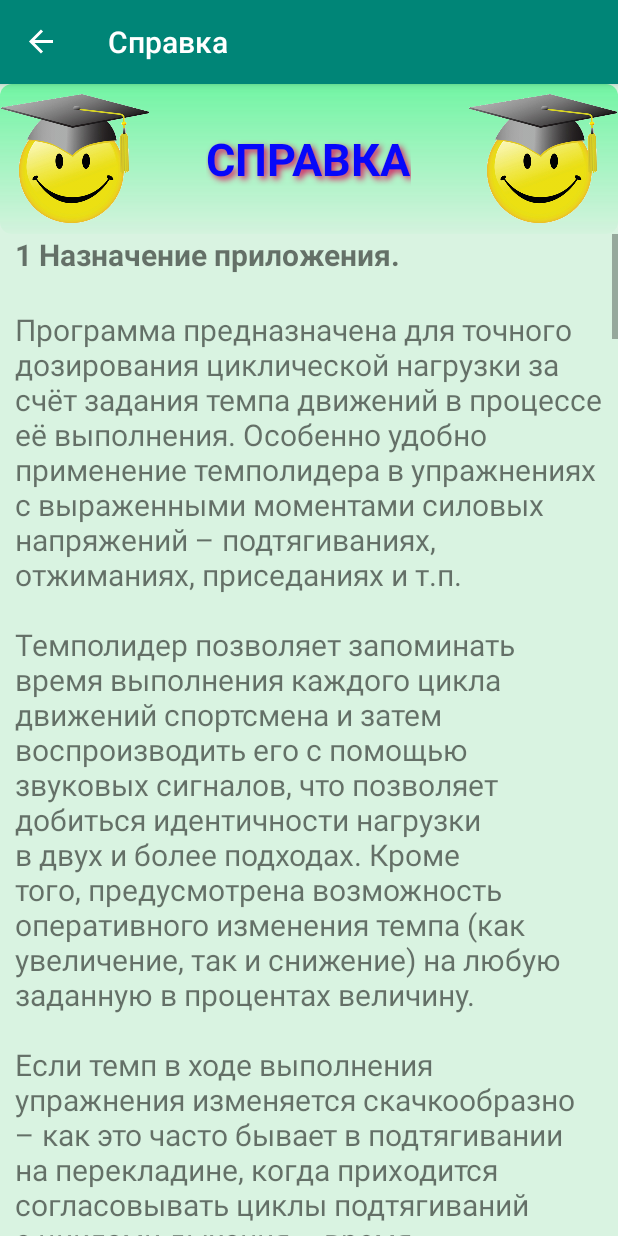
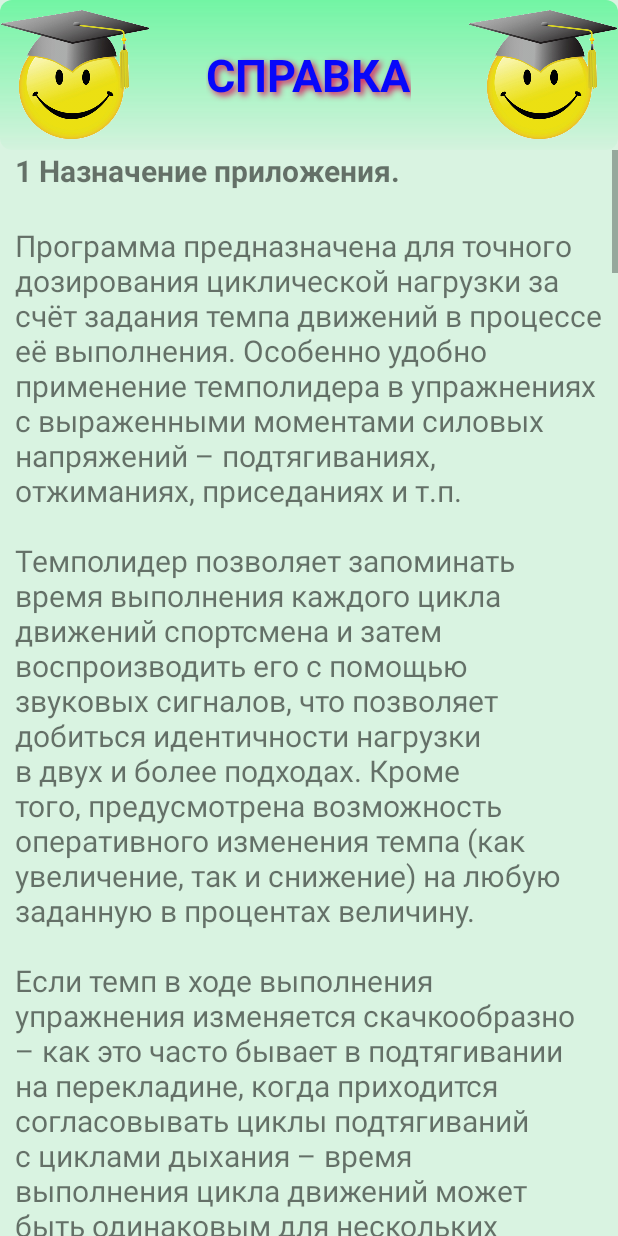
Before and after one commit to bartex12/TempoLeaderNew, an Android app: the screen it shows after launch (MainActivity), in the side drawer, after a tap on "Справка", on a phone screen of 412 x 824 dp. Run offline under Robolectric (Android 15) with nearby library versions, the phone set to English and light mode, and no system bars; our stand-ins replace navigation-ui.

Commit message:
сделал нижнее меню с добавлением слушателя на изменение пункта назначения

```diff
--- a/tempo_leader_javanew/src/main/java/ru/barcats/tempo_leader_javanew/ui/help/HelpFragment.java
+++ b/tempo_leader_javanew/src/main/java/ru/barcats/tempo_leader_javanew/ui/help/HelpFragment.java
@@ -40,9 +40,7 @@ public class HelpFragment extends Fragment {
 
     private HelpViewModel helpViewModel;
     private static final String TAG ="33333";
-    private NavController navController;
-    private Toolbar toolbar;
-    private AppBarConfiguration mAppBarConfiguration;
+
 
     @Override
     public View onCreateView(LayoutInflater inflater, ViewGroup container,
--- a/tempo_leader_javanew/src/main/java/ru/barcats/tempo_leader_javanew/ui/main/MainActivity.java
+++ b/tempo_leader_javanew/src/main/java/ru/barcats/tempo_leader_javanew/ui/main/MainActivity.java
@@ -4,6 +4,7 @@ import android.app.AlertDialog;
 import android.content.DialogInterface;
 import android.os.Bundle;
 
+import com.google.android.material.bottomnavigation.BottomNavigationView;
 import com.google.android.material.floatingactionbutton.FloatingActionButton;
 import com.google.android.material.snackbar.Snackbar;
 
@@ -12,8 +13,11 @@ import android.util.Log;
 import android.view.MenuItem;
 import android.view.View;
 
+import androidx.annotation.NonNull;
+import androidx.annotation.Nullable;
 import androidx.core.view.GravityCompat;
 import androidx.navigation.NavController;
+import androidx.navigation.NavDestination;
 import androidx.navigation.Navigation;
 import androidx.navigation.ui.AppBarConfiguration;
 import androidx.navigation.ui.NavigationUI;
@@ -36,6 +40,7 @@ public class MainActivity extends AppCompatActivity {
     private DrawerLayout drawerLayout;
     private NavigationView navigationView;
     private Toolbar toolbar;
+    private  BottomNavigationView bottomNavigation;
 
     @Override
     protected void onCreate(Bundle savedInstanceState) {
@@ -47,6 +52,7 @@ public class MainActivity extends AppCompatActivity {
         PreferenceManager.setDefaultValues(this, R.xml.preferences, false);
 
         drawerLayout = findViewById(R.id.drawer_layout);
+        bottomNavigation = findViewById(R.id.bottom_navigation);
         navigationView = findViewById(R.id.nav_view);
         navController = Navigation.findNavController(this, R.id.nav_host_fragment);
         toolbar = findViewById(R.id.toolbar);
@@ -57,10 +63,34 @@ public class MainActivity extends AppCompatActivity {
                         navController.getGraph())
                         .setDrawerLayout(drawerLayout)
                         .build();
+        //обработка событий нижней навигации с помощью NavigationUI
+        NavigationUI.setupWithNavController(bottomNavigation, navController);
         //обработка событий тулбара с помощью NavigationUI
         NavigationUI.setupWithNavController(toolbar, navController, appBarConfiguration);
-        //меню шторки работает автоматически, если id меню совпадает с id в navigation
+        //обработка событий меню шторки - если id меню совпадает с id в navigation
         NavigationUI.setupWithNavController(navigationView, navController);
+
+        navController.addOnDestinationChangedListener(new NavController.OnDestinationChangedListener() {
+            @Override
+            public void onDestinationChanged(@NonNull NavController controller, @NonNull NavDestination destination, @Nullable Bundle arguments) {
+               switch (destination.getId()){
+                   case R.id.nav_home:
+                       toolbar.setVisibility(View.VISIBLE);
+                       bottomNavigation.setVisibility(View.GONE);
+                       break;
+
+                       case R.id.nav_help:
+                           toolbar.setVisibility(View.GONE);
+                           bottomNavigation.setVisibility(View.GONE);
+                       break;
+
+                   case R.id.nav_set:
+                       toolbar.setVisibility(View.VISIBLE);
+                       bottomNavigation.setVisibility(View.GONE);
+                       break;
+               }
+            }
+        });
     }
 
     @Override
@@ -93,4 +123,5 @@ public class MainActivity extends AppCompatActivity {
         });
         quitDialog.show();
     }
+
 }
--- a/tempo_leader_javanew/src/main/res/layout/app_bar_main.xml
+++ b/tempo_leader_javanew/src/main/res/layout/app_bar_main.xml
@@ -4,7 +4,7 @@
     xmlns:tools="http://schemas.android.com/tools"
     android:layout_width="match_parent"
     android:layout_height="match_parent"
-    tools:context=".ui.main.MainActivity">
+    tools:showIn="@layout/activity_main">
 
     <com.google.android.material.appbar.AppBarLayout
         android:layout_width="match_parent"
@@ -17,13 +17,18 @@
             android:layout_height="wrap_content"
             android:background="?attr/colorPrimary"
             android:minHeight="?attr/actionBarSize"
-            android:theme="?attr/actionBarTheme"
-            app:layout_constraintEnd_toEndOf="parent"
-            app:layout_constraintStart_toStartOf="parent"
-            app:layout_constraintTop_toTopOf="parent" />
+            android:theme="?attr/actionBarTheme"/>
 
     </com.google.android.material.appbar.AppBarLayout>
 
     <include layout="@layout/content_main" />
 
+    <com.google.android.material.bottomnavigation.BottomNavigationView
+        android:id="@+id/bottom_navigation"
+        android:layout_width="match_parent"
+        android:layout_height="wrap_content"
+        android:layout_gravity="end|bottom"
+        android:background="?android:attr/windowBackground"
+        app:menu="@menu/bottom_menu" />
+
 </androidx.coordinatorlayout.widget.CoordinatorLayout>
--- a/tempo_leader_javanew/src/main/res/menu/activity_main_drawer_new.xml
+++ b/tempo_leader_javanew/src/main/res/menu/activity_main_drawer_new.xml
@@ -18,7 +18,7 @@
             android:title="@string/ListOfTimeReps"/>
 
         <item
-            android:id="@+id/nav_settings"
+            android:id="@+id/nav_set"
             android:icon="@drawable/ic_action_setting"
             android:title="@string/Settings"/>
 
--- /dev/null
+++ b/tempo_leader_javanew/src/main/res/menu/bottom_menu.xml
@@ -0,0 +1,12 @@
+<?xml version="1.0" encoding="utf-8"?>
+<menu xmlns:android="http://schemas.android.com/apk/res/android">
+    <item
+        android:id="@+id/nav_set"
+        android:icon="@drawable/ic_action_setting"
+        android:title="@string/Settings"/>
+    <item
+        android:id="@+id/nav_help"
+        android:icon="@drawable/ic_action_help"
+        android:title="@string/Help"/>
+
+</menu>
--- a/tempo_leader_javanew/src/main/res/navigation/mobile_navigation.xml
+++ b/tempo_leader_javanew/src/main/res/navigation/mobile_navigation.xml
@@ -61,8 +61,7 @@
     <fragment
         android:id="@+id/nav_set"
         android:name="ru.barcats.tempo_leader_javanew.ui.settings.PrefFragment"
-        android:label="@string/Settings"
-        tools:layout="@layout/fragment_send" />
+        android:label="@string/Settings" />
 
     <fragment
         android:id="@+id/nav_help"
```
Also changed, not shown: tempo_leader_javanew/src/main/res/menu/help_menu.xml (deleted, +0 -10 lines), tempo_leader_javanew/src/main/res/menu/home_menu.xml (deleted, +0 -15 lines).
